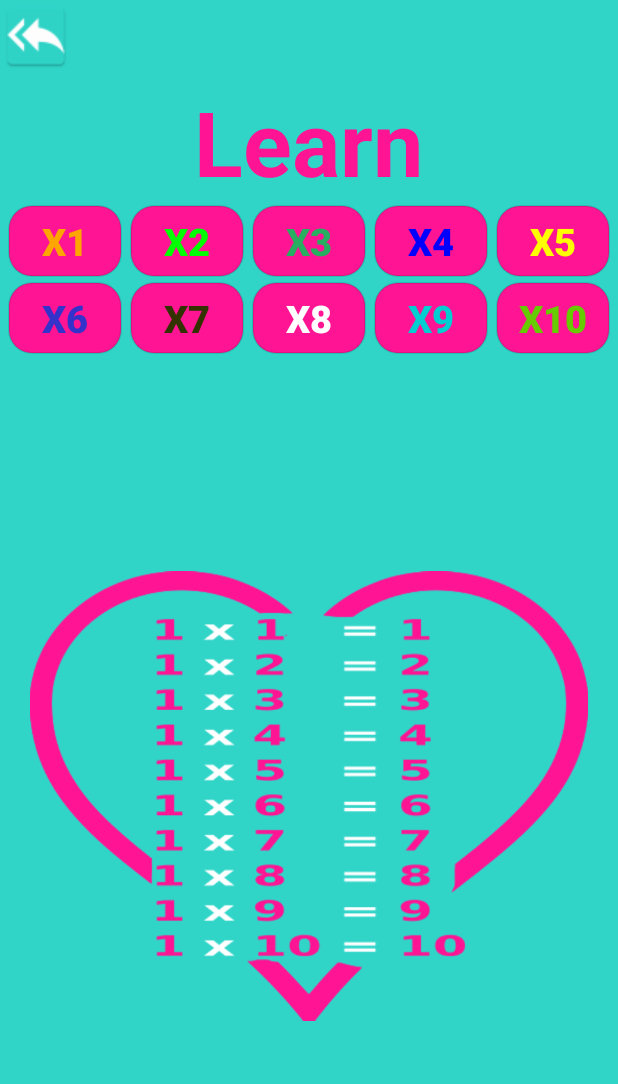
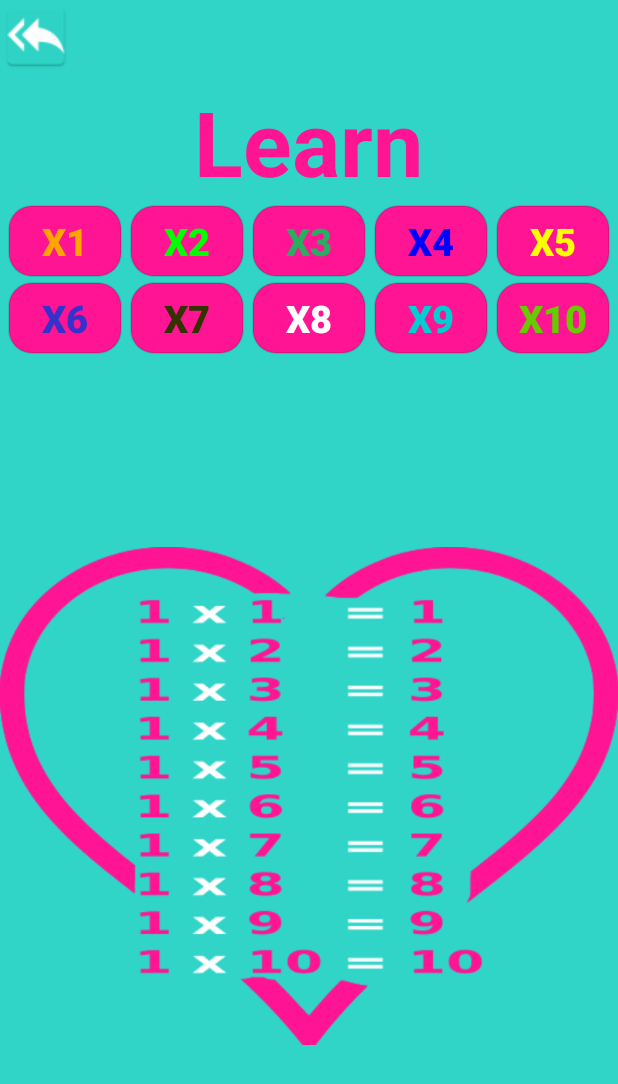
Before and after one commit to CheetaTech/MultiplicationTable, an Android app: the LearnActivity screen opened directly, with no data from a screen before it, on a phone screen of 412 x 824 dp. Shown: the top 1084 px of the screen. Run offline under Robolectric (Android 15) with nearby library versions, the phone set to English and light mode, and no system bars.

Commit message:
Otomatik boyutları alabiliyoruz. Imgeleri ona göre resize yapacağız.

```diff
--- a/app/src/main/java/com/multiplationtable/LearnActivity.java
+++ b/app/src/main/java/com/multiplationtable/LearnActivity.java
@@ -2,13 +2,16 @@ package com.multiplationtable;
 
 import android.graphics.Bitmap;
 import android.os.Bundle;
-import android.support.design.widget.FloatingActionButton;
-import android.support.design.widget.Snackbar;
 import android.support.v7.app.AppCompatActivity;
-import android.support.v7.widget.Toolbar;
+import android.util.Log;
+import android.view.LayoutInflater;
 import android.view.View;
+import android.view.ViewGroup;
 import android.widget.Button;
 import android.widget.ImageView;
+import android.view.ViewGroup.LayoutParams;
+import android.widget.LinearLayout;
+import android.widget.RelativeLayout;
 
 import controller.LearningController;
 
@@ -42,13 +45,72 @@ public class LearnActivity extends AppCompatActivity implements  View.OnClickLis
         ((ImageView)findViewById(R.id.backImageViewLearn)).setOnClickListener(this);
         for (int i = 0;i< learnButtons.length; i++)
             ((Button)findViewById(learnButtons[i])).setOnClickListener(this);
+
+        final LinearLayout myLayout = (LinearLayout) findViewById(R.id.showMath);
+        myLayout.post(new Runnable() {
+
+            @Override
+            public void run() {
+                Log.i("TEST", "Layout width : " + myLayout.getHeight() + " :: " + myLayout.getWidth());
+
+            }
+        });
+        final LinearLayout myLayout2 = (LinearLayout) findViewById(R.id.secondLineLinearLayout);
+        myLayout2.post(new Runnable() {
+
+            @Override
+            public void run() {
+                Log.i("TEST", "Layout width2 : " + myLayout2.getHeight() + " :: "+ myLayout2.getWidth());
+
+            }
+        });
+
+//
+//        RelativeLayout relativeLayout = (RelativeLayout)findViewById(R.id.relativeLayout1);
+//
+//        //LinearLayout.LayoutParams params = (LinearLayout.LayoutParams) relativeLayout.getChildAt(6).getLayoutParams();
+//
+////        LinearLayout layout = (LinearLayout)findViewById(R.id.showMath);
+////        System.err.println("NOT: "+ relativeLayout.getChildCount() + " : "+layout.getHeight() + " : "+ layout.getWidth());
+//          System.err.println("NOT: " + relativeLayout.getChildAt(6).getWidth() + " : " + relativeLayout.getChildAt(6).getWidth());
+//        ViewGroup.LayoutParams params = relativeLayout.getChildAt(6).getLayoutParams();
+//        System.err.println("NOT2: " + params.width + " : " + params.height);
+
+
     }
+
+//    @Override
+//    public View onCreateView(LayoutInflater inflater, ViewGroup container, Bundle savedInstanceState)
+//    {
+//        super.onCreateView(inflater,container,savedInstanceState);
+//        View view = inflater.inflate(R.layout.content_learn, container, false);
+//        return view;
+//    }
+
+    @Override
+    public void onResume()
+    {
+        super.onResume();
+        System.out.println("PEKER");
+
+        //RelativeLayout relativeLayout = (RelativeLayout)findViewById(R.id.relativeLayout1);
+
+        //LinearLayout.LayoutParams params = (LinearLayout.LayoutParams) relativeLayout.getChildAt(6).getLayoutParams();
+//
+//        LinearLayout layout = (LinearLayout)findViewById(R.id.showMath);
+////        System.err.println("NOT: "+ relativeLayout.getChildCount() + " : "+layout.getHeight() + " : "+ layout.getWidth());
+//        //System.err.println("NOT: " + relativeLayout.getChildAt(6).getWidth() + " : " + relativeLayout.getChildAt(6).getWidth());
+//        //ViewGroup.LayoutParams params = relativeLayout.getChildAt(6).getLayoutParams();
+//        System.err.println("NOT2: " + layout.getWidth() + " :: " + layout.getLayoutParams().width + " : " + layout.getLayoutParams().height + " :: "
+//        + layout.getHeight()
+//        );
+    }
+
 
     @Override
     public void onClick(View v) {
         if(v.getId() == R.id.backImageViewLearn)
             onBackPressed();
-
         for(int i = 0;i<learnButtons.length;i++)
         {
             if(v.getId() == learnButtons[i])
--- a/app/src/main/res/layout/content_learn.xml
+++ b/app/src/main/res/layout/content_learn.xml
@@ -236,6 +236,7 @@
     </LinearLayout>
 
     <LinearLayout
+        android:id="@+id/showMath"
         android:layout_width="match_parent"
         android:layout_height="match_parent"
         android:layout_below="@+id/secondLineLinearLayout"
@@ -244,8 +245,6 @@
             android:id="@+id/learnImageView"
             android:layout_width="match_parent"
             android:layout_height="match_parent"
-            android:layout_marginRight="20dp"
-            android:layout_marginLeft="20dp"
             android:src="@drawable/first"/>
     </LinearLayout>
 </RelativeLayout>
```
Also changed, not shown: app/src/main/res/drawable/g10.png (added), app/src/main/res/drawable/g9.png (added), 2 other files.
